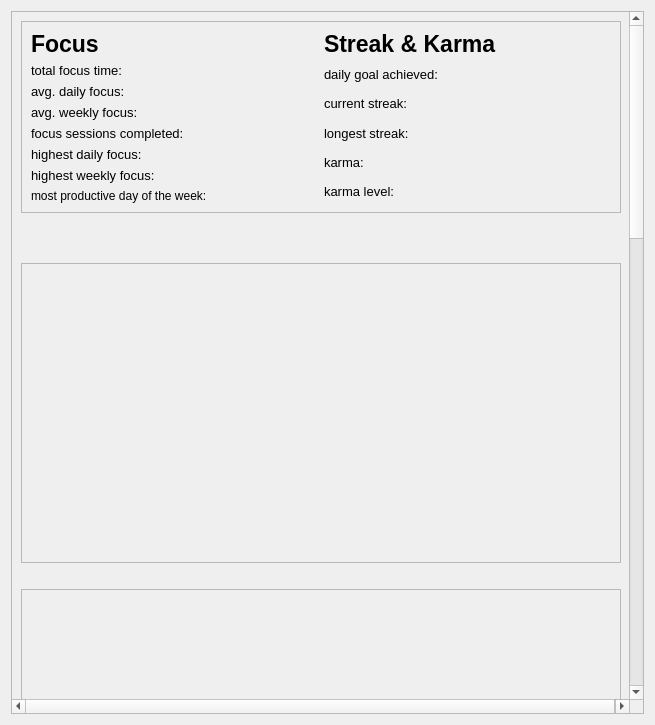
Above: ui/statistics.ui from dop14/monkmode before the change. Below: the same form after it.
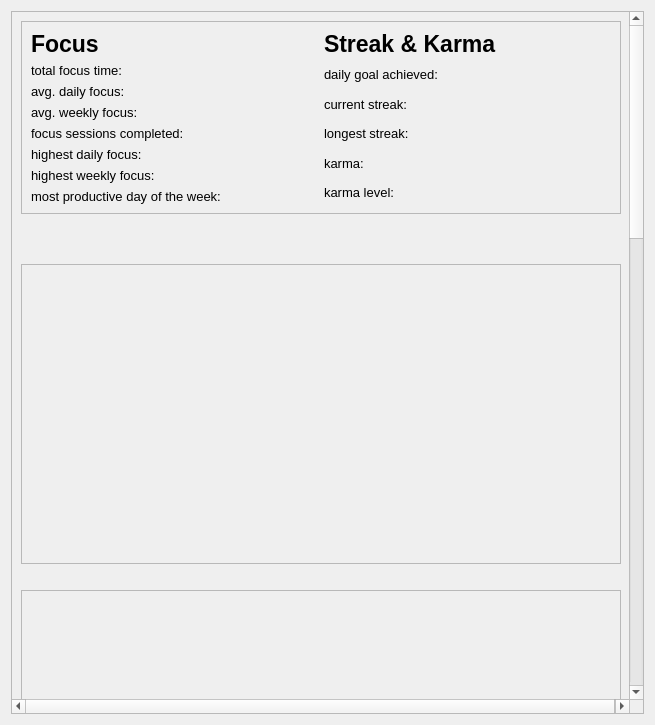
That is the form after the change.

```diff
--- a/ui/statistics.ui
+++ b/ui/statistics.ui
@@ -37,7 +37,7 @@
         <x>0</x>
         <y>0</y>
         <width>623</width>
-        <height>2194</height>
+        <height>2196</height>
        </rect>
       </property>
       <layout class="QVBoxLayout" name="verticalLayout_11">
@@ -147,6 +147,11 @@
             </item>
             <item>
              <widget class="QLabel" name="most_prod_day">
+              <property name="font">
+               <font>
+                <pointsize>10</pointsize>
+               </font>
+              </property>
               <property name="text">
                <string>most productive day of the week:</string>
               </property>
```
